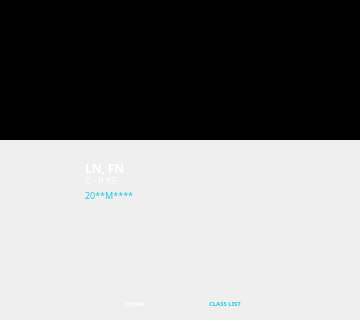
Before: the Qt Designer form lecturer_attendance_scanner.ui in IamLevin40/CC203-FinalProject, drawn with Qt 5; both pictures show x 0 to 360 and y 320 to 640 of the 360 by 640 pixel window.
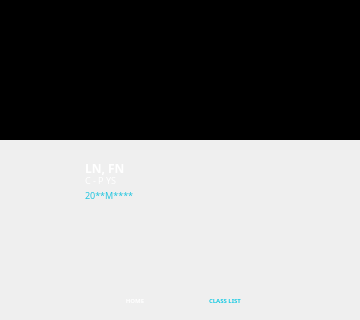
After: the same form once the commit is applied. Icons and pictures are not drawn.

Diff of the .ui file:
```diff
--- a/lecturer_attendance_scanner.ui
+++ b/lecturer_attendance_scanner.ui
@@ -215,7 +215,7 @@
      <property name="geometry">
       <rect>
        <x>120</x>
-       <y>80</y>
+       <y>77</y>
        <width>30</width>
        <height>30</height>
       </rect>
@@ -248,7 +248,7 @@
      <property name="geometry">
       <rect>
        <x>105</x>
-       <y>105</y>
+       <y>102</y>
        <width>60</width>
        <height>16</height>
       </rect>
@@ -275,7 +275,7 @@
      <property name="geometry">
       <rect>
        <x>210</x>
-       <y>80</y>
+       <y>77</y>
        <width>30</width>
        <height>30</height>
       </rect>
@@ -308,7 +308,7 @@
      <property name="geometry">
       <rect>
        <x>195</x>
-       <y>105</y>
+       <y>102</y>
        <width>60</width>
        <height>16</height>
       </rect>
```
Left out of the diff: 2 changed lines with no effect on the pictures.
